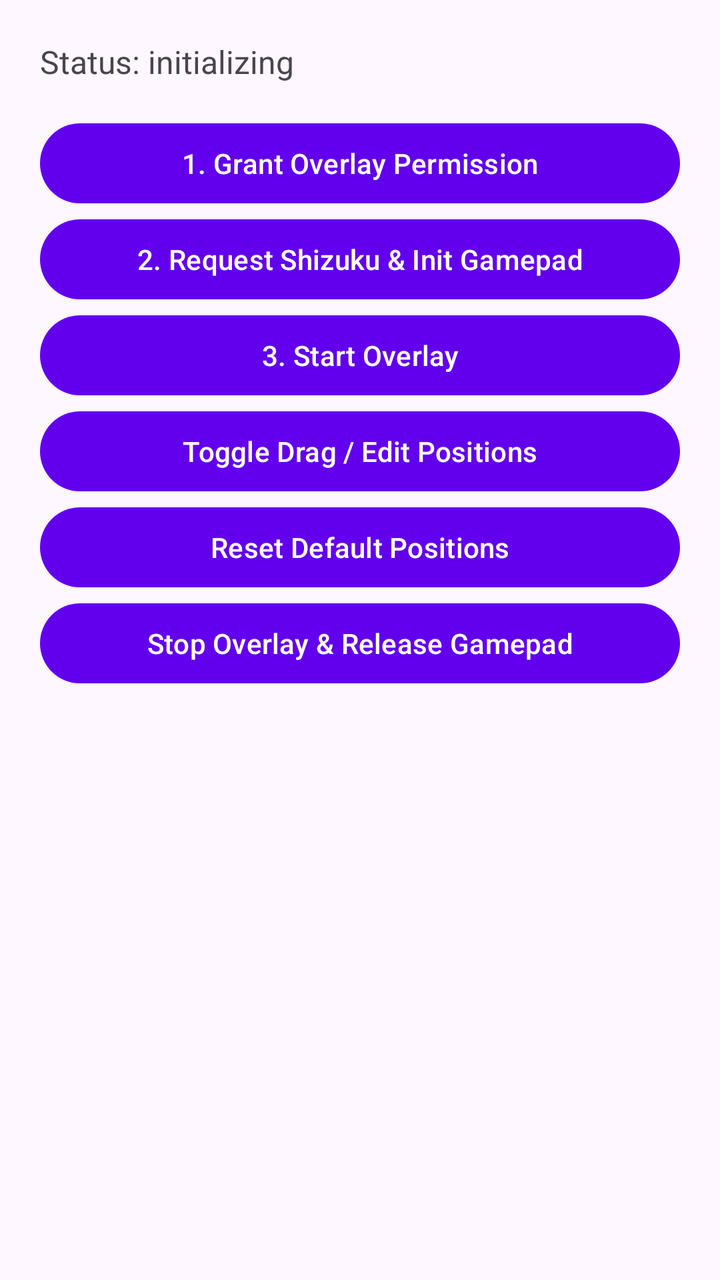
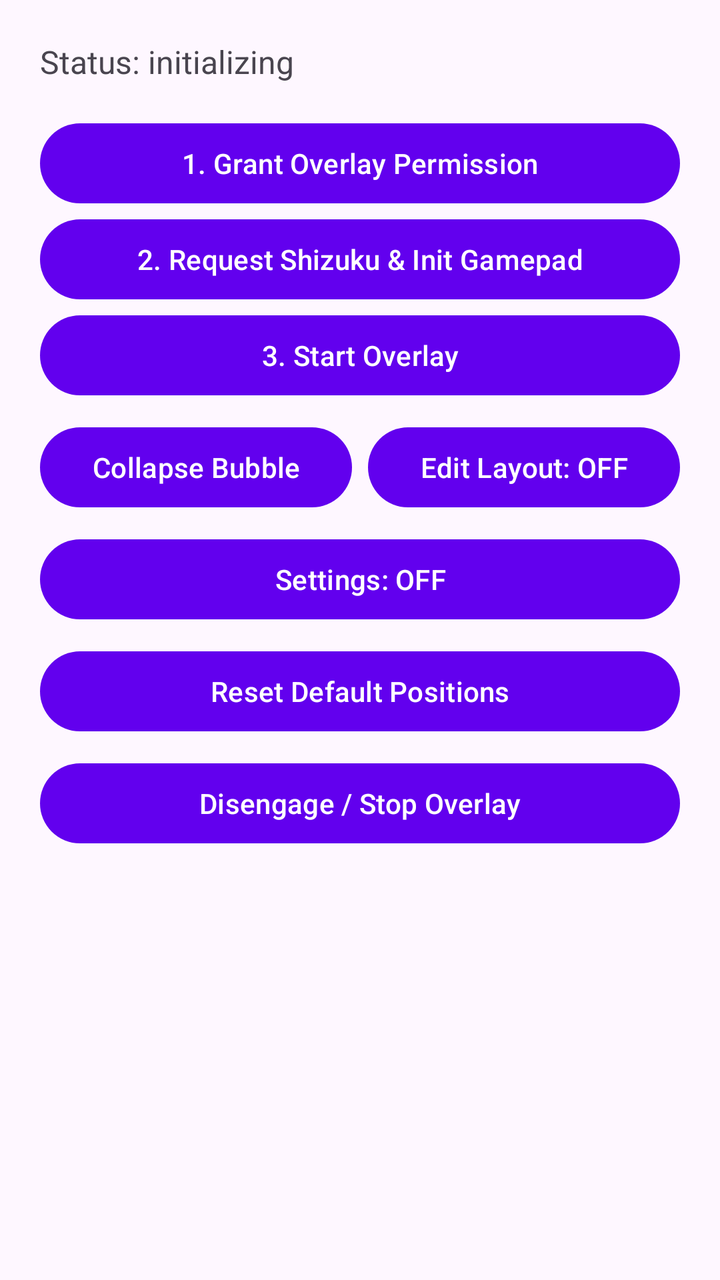

Before-and-after screenshots of an Android layout around one commit, followed by the original layout XML and the change that was made.
<!-- AndroidManifest.xml: application theme Theme.OverlayPad -->
<!-- res/layout/activity_main.xml -->
<?xml version="1.0" encoding="utf-8"?>
<LinearLayout xmlns:android="http://schemas.android.com/apk/res/android"
    android:layout_width="match_parent"
    android:layout_height="match_parent"
    android:orientation="vertical"
    android:padding="20dp">

    <TextView
        android:id="@+id/status_text"
        android:layout_width="match_parent"
        android:layout_height="wrap_content"
        android:text="Status: initializing"
        android:textSize="16sp"
        android:layout_marginBottom="16dp" />

    <Button
        android:id="@+id/btn_overlay_perm"
        android:layout_width="match_parent"
        android:layout_height="wrap_content"
        android:text="1. Grant Overlay Permission" />

    <Button
        android:id="@+id/btn_shizuku_perm"
        android:layout_width="match_parent"
        android:layout_height="wrap_content"
        android:text="2. Request Shizuku &amp; Init Gamepad" />

    <Button
        android:id="@+id/btn_start_overlay"
        android:layout_width="match_parent"
        android:layout_height="wrap_content"
        android:text="3. Start Overlay" />

    <Button
        android:id="@+id/btn_toggle_edit"
        android:layout_width="match_parent"
        android:layout_height="wrap_content"
        android:text="Toggle Drag / Edit Positions" />

    <Button
        android:id="@+id/btn_reset_layout"
        android:layout_width="match_parent"
        android:layout_height="wrap_content"
        android:text="Reset Default Positions" />

    <Button
        android:id="@+id/btn_stop_overlay"
        android:layout_width="match_parent"
        android:layout_height="wrap_content"
        android:text="Stop Overlay &amp; Release Gamepad" />
</LinearLayout>
<!-- resources referenced by this layout -->
<resources>
  <style name="Theme.OverlayPad" parent="Theme.Material3.DayNight.NoActionBar">
          <item name="colorPrimary">@color/purple_500</item>
          <item name="colorPrimaryVariant">@color/purple_700</item>
          <item name="colorSecondary">@color/teal_200</item>
      </style>
  <color name="purple_500">#6200EE</color>
  <color name="purple_700">#3700B3</color>
  <color name="teal_200">#03DAC5</color>
</resources>

<!-- the commit's change to res/layout/activity_main.xml (unified diff, before → after) -->
@@ -1,51 +1,132 @@
 <?xml version="1.0" encoding="utf-8"?>
-<LinearLayout xmlns:android="http://schemas.android.com/apk/res/android"
+<ScrollView xmlns:android="http://schemas.android.com/apk/res/android"
     android:layout_width="match_parent"
-    android:layout_height="match_parent"
-    android:orientation="vertical"
-    android:padding="20dp">
+    android:layout_height="match_parent">
 
-    <TextView
-        android:id="@+id/status_text"
+    <LinearLayout
         android:layout_width="match_parent"
         android:layout_height="wrap_content"
-        android:text="Status: initializing"
-        android:textSize="16sp"
-        android:layout_marginBottom="16dp" />
+        android:orientation="vertical"
+        android:padding="20dp">
 
-    <Button
-        android:id="@+id/btn_overlay_perm"
-        android:layout_width="match_parent"
-        android:layout_height="wrap_content"
-        android:text="1. Grant Overlay Permission" />
+        <TextView
+            android:id="@+id/status_text"
+            android:layout_width="match_parent"
+            android:layout_height="wrap_content"
+            android:text="Status: initializing"
+            android:textSize="16sp"
+            android:layout_marginBottom="16dp" />
 
-    <Button
-        android:id="@+id/btn_shizuku_perm"
-        android:layout_width="match_parent"
-        android:layout_height="wrap_content"
-        android:text="2. Request Shizuku &amp; Init Gamepad" />
+        <Button
+            android:id="@+id/btn_overlay_perm"
+            android:layout_width="match_parent"
+            android:layout_height="wrap_content"
+            android:text="1. Grant Overlay Permission" />
 
-    <Button
-        android:id="@+id/btn_start_overlay"
-        android:layout_width="match_parent"
-        android:layout_height="wrap_content"
-        android:text="3. Start Overlay" />
+        <Button
+            android:id="@+id/btn_shizuku_perm"
+            android:layout_width="match_parent"
+            android:layout_height="wrap_content"
+            android:text="2. Request Shizuku &amp; Init Gamepad" />
 
-    <Button
-        android:id="@+id/btn_toggle_edit"
-        android:layout_width="match_parent"
-        android:layout_height="wrap_content"
-        android:text="Toggle Drag / Edit Positions" />
+        <Button
+            android:id="@+id/btn_start_overlay"
+            android:layout_width="match_parent"
+            android:layout_height="wrap_content"
+            android:text="3. Start Overlay" />
 
-    <Button
-        android:id="@+id/btn_reset_layout"
-        android:layout_width="match_parent"
-        android:layout_height="wrap_content"
-        android:text="Reset Default Positions" />
+        <LinearLayout
+            android:layout_width="match_parent"
+            android:layout_height="wrap_content"
+            android:orientation="horizontal"
+            android:layout_marginTop="8dp">
 
-    <Button
-        android:id="@+id/btn_stop_overlay"
-        android:layout_width="match_parent"
-        android:layout_height="wrap_content"
-        android:text="Stop Overlay &amp; Release Gamepad" />
-</LinearLayout>
+            <Button
+                android:id="@+id/btn_collapse_overlay"
+                android:layout_width="0dp"
+                android:layout_height="wrap_content"
+                android:layout_weight="1"
+                android:text="Collapse Bubble" />
+
+            <Button
+                android:id="@+id/btn_toggle_edit"
+                android:layout_width="0dp"
+                android:layout_height="wrap_content"
+                android:layout_weight="1"
+                android:layout_marginStart="8dp"
+                android:text="Edit Layout: OFF" />
+        </LinearLayout>
+
+        <Button
+            android:id="@+id/btn_toggle_settings"
+            android:layout_width="match_parent"
+            android:layout_height="wrap_content"
+            android:layout_marginTop="8dp"
+            android:text="Settings: OFF" />
+
+        <LinearLayout
+            android:id="@+id/settings_panel"
+            android:layout_width="match_parent"
+            android:layout_height="wrap_content"
+            android:orientation="vertical"
+            android:visibility="gone"
+            android:padding="12dp"
+            android:layout_marginTop="8dp">
+
+            <TextView
+                android:id="@+id/tv_sensitivity"
+                android:layout_width="match_parent"
+                android:layout_height="wrap_content"
+                android:text="Thumbstick Sensitivity: 1.00x" />
+
+            <SeekBar
+                android:id="@+id/seek_sensitivity"
+                android:layout_width="match_parent"
+                android:layout_height="wrap_content"
+                android:max="225"
+                android:progress="75"
+                android:layout_marginBottom="12dp" />
+
+            <TextView
+                android:id="@+id/tv_deadzone"
+                android:layout_width="match_parent"
+                android:layout_height="wrap_content"
+                android:text="Thumbstick Deadzone: 10%" />
+
+            <SeekBar
+                android:id="@+id/seek_deadzone"
+                android:layout_width="match_parent"
+                android:layout_height="wrap_content"
+                android:max="45"
+                android:progress="10"
+                android:layout_marginBottom="12dp" />
+
+            <TextView
+                android:layout_width="match_parent"
+                android:layout_height="wrap_content"
+                android:text="Hide Selected Controls:"
+                android:textStyle="bold"
+                android:layout_marginBottom="6dp" />
+
+            <LinearLayout
+                android:id="@+id/hide_controls_container"
+                android:layout_width="match_parent"
+                android:layout_height="wrap_content"
+                android:orientation="vertical" />
+        </LinearLayout>
+
+        <Button
+            android:id="@+id/btn_reset_layout"
+            android:layout_width="match_parent"
+            android:layout_height="wrap_content"
+            android:layout_marginTop="8dp"
+            android:text="Reset Default Positions" />
+
+        <Button
+            android:id="@+id/btn_stop_overlay"
+            android:layout_width="match_parent"
+            android:layout_height="wrap_content"
+            android:layout_marginTop="8dp"
+            android:text="Disengage / Stop Overlay" />
+    </LinearLayout>
+</ScrollView>
